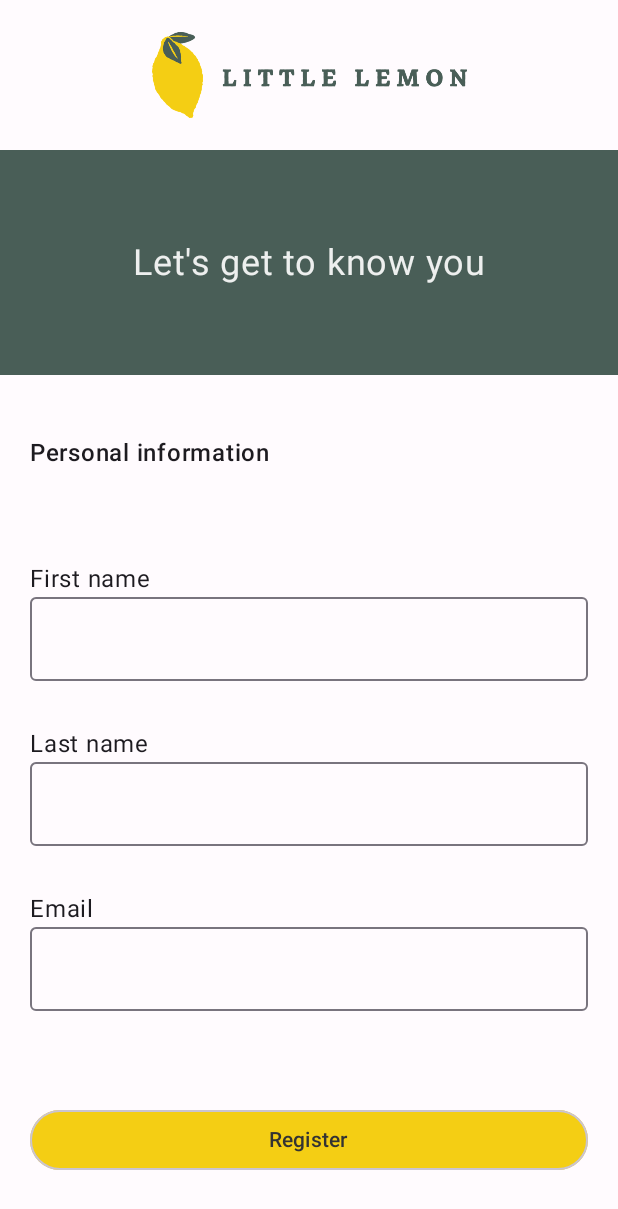
After one commit to EberronBruce/LittleLemon-Android, an Android app built with Jetpack Compose: the composable Onboarding shown on its own in the app's theme, on a phone screen of 412 x 824 dp. The commit adds this screen. Shown: the top 1209 px of the screen. Run offline under Robolectric (Android 15) with nearby library versions, the phone set to English and light mode, and no system bars.

Commit message:
Added images Updated the Theme to match more of the design. Created the Onboarding screen.

```diff
--- /dev/null
+++ b/app/src/main/java/com/redravencomputing/littlelemonandroid/Views/Onboarding.kt
@@ -0,0 +1,147 @@
+package com.redravencomputing.littlelemonandroid.Views
+
+import androidx.compose.foundation.Image
+import androidx.compose.foundation.background
+import androidx.compose.foundation.layout.Box
+import androidx.compose.foundation.layout.Column
+import androidx.compose.foundation.layout.Spacer
+import androidx.compose.foundation.layout.fillMaxSize
+import androidx.compose.foundation.layout.fillMaxWidth
+import androidx.compose.foundation.layout.height
+import androidx.compose.foundation.layout.padding
+import androidx.compose.material3.ButtonDefaults
+import androidx.compose.material3.ExperimentalMaterial3Api
+import androidx.compose.material3.MaterialTheme
+import androidx.compose.material3.OutlinedButton
+import androidx.compose.material3.OutlinedTextField
+import androidx.compose.material3.Text
+import androidx.compose.runtime.Composable
+import androidx.compose.ui.Alignment
+import androidx.compose.ui.Modifier
+import androidx.compose.ui.res.painterResource
+import androidx.compose.ui.text.font.FontWeight
+import androidx.compose.ui.tooling.preview.Preview
+import androidx.compose.ui.unit.dp
+import androidx.compose.ui.unit.sp
+import com.redravencomputing.littlelemonandroid.R
+import com.redravencomputing.littlelemonandroid.ui.theme.LittleLemonAndroidTheme
+import com.redravencomputing.littlelemonandroid.ui.theme.LittleLemonDarkGrey
+import com.redravencomputing.littlelemonandroid.ui.theme.LittleLemonLightGrey
+import com.redravencomputing.littlelemonandroid.ui.theme.LittleLemonYellow
+
+
+@Composable
+fun Onboarding() {
+	Column(
+		modifier = Modifier
+			.fillMaxSize()
+			.background(MaterialTheme.colorScheme.background)
+	) {
+		Header()
+		OnboardingTitle()
+		OnboardingForm()
+	}
+}
+
+@Composable
+fun Header() {
+	val logo = painterResource(id = R.drawable.logo)
+	Box(
+		modifier = Modifier
+			.fillMaxWidth()
+			.height(100.dp)
+			.background(MaterialTheme.colorScheme.background)
+			.padding(16.dp),
+		contentAlignment = Alignment.Center
+	) {
+		Image(
+			painter = logo,
+			contentDescription = "Logo",
+			modifier = Modifier
+				.padding(5.dp)
+		)
+	}
+}
+
+@Composable
+fun OnboardingTitle() {
+	Box(
+		modifier = Modifier
+			.fillMaxWidth()
+			.height(150.dp)
+			.background(MaterialTheme.colorScheme.primary),
+		contentAlignment = Alignment.Center
+	) {
+		Text(
+			text = "Let's get to know you",
+			fontSize = 24.sp,
+			color = LittleLemonLightGrey
+		)
+	}
+}
+
+@OptIn(ExperimentalMaterial3Api::class)
+@Composable
+fun OnboardingForm() {
+	Text(
+		text = "Personal information",
+		fontWeight = FontWeight.SemiBold,
+		modifier = Modifier
+			.padding(top = 40.dp, bottom = 40.dp, start = 20.dp)
+	)
+	Column (
+		modifier = Modifier
+			.fillMaxWidth()
+			.padding(20.dp)
+	){
+		Column(
+			modifier = Modifier
+				.fillMaxWidth()
+				.padding(bottom = 30.dp)
+		) {
+			Text(text = "First name")
+			OutlinedTextField(value = "", onValueChange = {}, modifier = Modifier.fillMaxWidth())
+		}
+
+		Column(
+			modifier = Modifier
+				.fillMaxWidth()
+				.padding(bottom = 30.dp)
+		) {
+			Text(text = "Last name")
+			OutlinedTextField(value = "", onValueChange = {}, modifier = Modifier.fillMaxWidth())
+		}
+
+		Column(
+			modifier = Modifier
+				.fillMaxWidth()
+				.padding(bottom = 30.dp)
+		) {
+			Text(text = "Email")
+			OutlinedTextField(value = "", onValueChange = {}, modifier = Modifier.fillMaxWidth())
+		}
+
+		Spacer(modifier = Modifier.weight(1f))
+
+		OutlinedButton(
+			modifier = Modifier
+				.fillMaxWidth()
+				.padding(bottom = 20.dp),
+			colors = ButtonDefaults.buttonColors(containerColor = LittleLemonYellow),
+			onClick = { /*TODO*/ }
+		) {
+			Text(
+				text = "Register",
+				color = LittleLemonDarkGrey)
+		}
+	}
+}
+
+
+@Preview(showBackground = true)
+@Composable
+fun OnboardingPreview() {
+	LittleLemonAndroidTheme {
+		Onboarding()
+	}
+}
--- a/app/src/main/java/com/redravencomputing/littlelemonandroid/ui/theme/Color.kt
+++ b/app/src/main/java/com/redravencomputing/littlelemonandroid/ui/theme/Color.kt
@@ -2,10 +2,10 @@ package com.redravencomputing.littlelemonandroid.ui.theme
 
 import androidx.compose.ui.graphics.Color
 
-val Purple80 = Color(0xFFD0BCFF)
-val PurpleGrey80 = Color(0xFFCCC2DC)
-val Pink80 = Color(0xFFEFB8C8)
 
-val Purple40 = Color(0xFF6650a4)
-val PurpleGrey40 = Color(0xFF625b71)
-val Pink40 = Color(0xFF7D5260)
+val LittleLemonGreen = Color(0xFF495E57)
+val LittleLemonYellow = Color(0xFFF4CE14)
+val LittleLemonRed = Color(0xFFEE9972)
+val LittleLemonPink = Color(0xFFFBDABB)
+val LittleLemonLightGrey = Color(0xFFEDEFEE)
+val LittleLemonDarkGrey = Color(0xFF333333)
--- a/app/src/main/java/com/redravencomputing/littlelemonandroid/ui/theme/Theme.kt
+++ b/app/src/main/java/com/redravencomputing/littlelemonandroid/ui/theme/Theme.kt
@@ -1,30 +1,29 @@
 package com.redravencomputing.littlelemonandroid.ui.theme
 
 import android.app.Activity
-import android.os.Build
 import androidx.compose.foundation.isSystemInDarkTheme
 import androidx.compose.material3.MaterialTheme
 import androidx.compose.material3.darkColorScheme
-import androidx.compose.material3.dynamicDarkColorScheme
-import androidx.compose.material3.dynamicLightColorScheme
 import androidx.compose.material3.lightColorScheme
 import androidx.compose.runtime.Composable
 import androidx.compose.runtime.SideEffect
+import androidx.compose.ui.graphics.Color
 import androidx.compose.ui.graphics.toArgb
-import androidx.compose.ui.platform.LocalContext
 import androidx.compose.ui.platform.LocalView
 import androidx.core.view.WindowCompat
 
 private val DarkColorScheme = darkColorScheme(
-	primary = Purple80,
-	secondary = PurpleGrey80,
-	tertiary = Pink80
+	primary = LittleLemonGreen,
+	secondary = LittleLemonYellow,
+	tertiary = LittleLemonRed,
+	background = Color(0xFFFFFBFE)
 )
 
 private val LightColorScheme = lightColorScheme(
-	primary = Purple40,
-	secondary = PurpleGrey40,
-	tertiary = Pink40
+	primary = LittleLemonGreen,
+	secondary = LittleLemonYellow,
+	tertiary = LittleLemonRed,
+	background = Color(0xFFFFFBFE)
 
 	/* Other default colors to override
     background = Color(0xFFFFFBFE),
@@ -45,10 +44,10 @@ fun LittleLemonAndroidTheme(
 	content: @Composable () -> Unit
 ) {
 	val colorScheme = when {
-		dynamicColor && Build.VERSION.SDK_INT >= Build.VERSION_CODES.S -> {
-			val context = LocalContext.current
-			if (darkTheme) dynamicDarkColorScheme(context) else dynamicLightColorScheme(context)
-		}
+//		dynamicColor && Build.VERSION.SDK_INT >= Build.VERSION_CODES.S -> {
+//			val context = LocalContext.current
+//			if (darkTheme) dynamicDarkColorScheme(context) else dynamicLightColorScheme(context)
+//		}
 
 		darkTheme -> DarkColorScheme
 		else -> LightColorScheme
```
Also changed, not shown: app/src/main/res/drawable/delivery_van.png (added), app/src/main/res/drawable/greek_salad.png (added), app/src/main/res/drawable/logo.png (added), app/src/main/res/drawable/logo_grey.png (added), app/src/main/res/drawable/logo_hero.png (added), app/src/main/res/drawable/profile.png (added), 1 other file.
